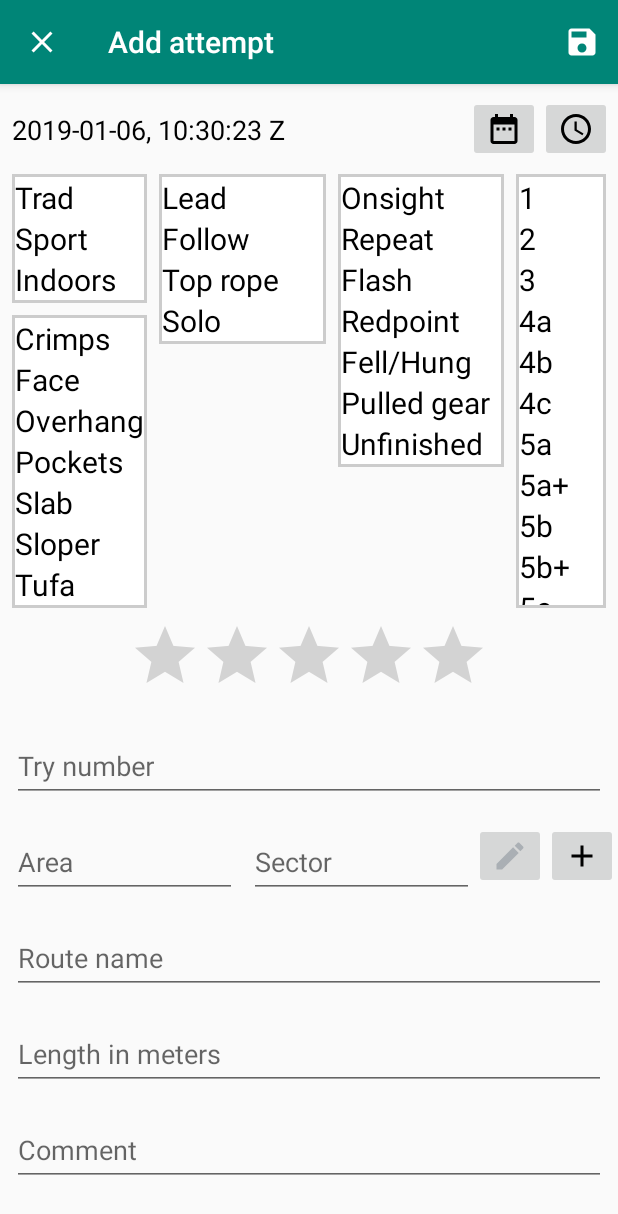
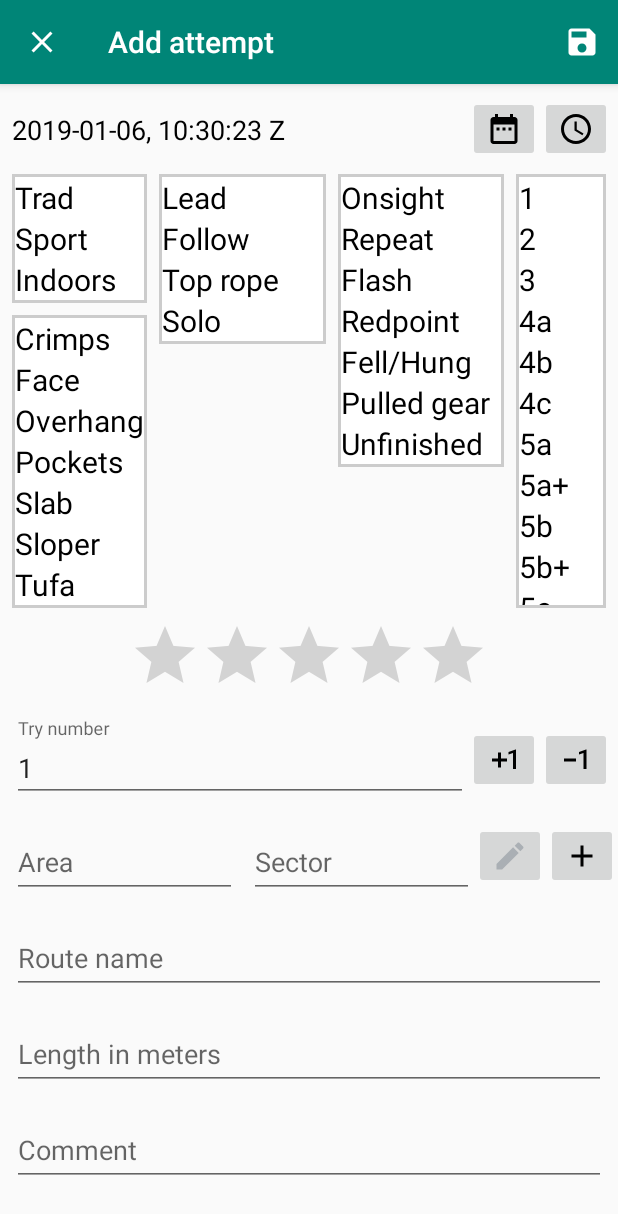
Before and after one commit to gnvo/climbtracker, an Android app: the AddEditAttemptActivity screen opened directly, with no data from a screen before it, on a phone screen of 412 x 824 dp. Shown: the top 1214 px of the screen. Run offline under Robolectric (Android 15) with nearby library versions, the phone set to English and light mode, and no system bars; our stand-ins replace Room's generated code; libraries missing offline, so code that uses them is left out: android.arch.persistence, org.jetbrains.anko; 2 statements that could not run were skipped.

Commit message:
Default try number 1 and +/- buttons

```diff
--- a/app/src/main/java/org/gnvo/climb/tracking/climbtracker/ui/addeditentry/AddEditAttemptActivity.kt
+++ b/app/src/main/java/org/gnvo/climb/tracking/climbtracker/ui/addeditentry/AddEditAttemptActivity.kt
@@ -13,6 +13,7 @@ import android.text.Editable
 import android.text.TextWatcher
 import android.view.Menu
 import android.view.MenuItem
+import android.widget.TextView
 import android.widget.Toast
 import kotlinx.android.synthetic.main.activity_add_update_attempt.*
 import org.gnvo.climb.tracking.climbtracker.R
@@ -233,6 +234,19 @@ class AddEditAttemptActivity : AppCompatActivity() {
                 }
             builder.create()
             builder.show()
+        }
+
+        tryNumberButtonsListeners()
+    }
+
+    private fun tryNumberButtonsListeners() {
+        button_try_plus.setOnClickListener {
+            val newNumber = edit_text_try_number.text.toString().toInt() + 1
+            edit_text_try_number.setText(newNumber.toString(), TextView.BufferType.EDITABLE)
+        }
+        button_try_minus.setOnClickListener {
+            val newNumber = edit_text_try_number.text.toString().toInt() - 1
+            edit_text_try_number.setText(newNumber.toString(), TextView.BufferType.EDITABLE)
         }
     }
 
--- /dev/null
+++ b/app/src/main/res/drawable/ic_exposure_neg_1.xml
@@ -0,0 +1,9 @@
+<vector xmlns:android="http://schemas.android.com/apk/res/android"
+        android:width="24dp"
+        android:height="24dp"
+        android:viewportWidth="24.0"
+        android:viewportHeight="24.0">
+    <path
+        android:fillColor="#FF000000"
+        android:pathData="M4,11v2h8v-2L4,11zM19,18h-2L17,7.38L14,8.4L14,6.7L18.7,5h0.3v13z"/>
+</vector>
--- /dev/null
+++ b/app/src/main/res/drawable/ic_exposure_plus_1.xml
@@ -0,0 +1,9 @@
+<vector xmlns:android="http://schemas.android.com/apk/res/android"
+        android:width="24dp"
+        android:height="24dp"
+        android:viewportWidth="24.0"
+        android:viewportHeight="24.0">
+    <path
+        android:fillColor="#FF000000"
+        android:pathData="M10,7L8,7v4L4,11v2h4v4h2v-4h4v-2h-4L10,7zM20,18h-2L18,7.38L15,8.4L15,6.7L19.7,5h0.3v13z"/>
+</vector>
--- a/app/src/main/res/layout/activity_add_update_attempt.xml
+++ b/app/src/main/res/layout/activity_add_update_attempt.xml
@@ -131,19 +131,41 @@
                 android:id="@+id/til_try_number"
                 app:layout_constraintTop_toBottomOf="@+id/rating_bar_rating"
                 app:layout_constraintStart_toStartOf="parent"
-                app:layout_constraintEnd_toEndOf="parent"
+                app:layout_constraintEnd_toStartOf="@+id/button_try_plus"
                 android:layout_width="0dp"
                 android:layout_height="wrap_content"
                 android:layout_marginTop="8dp"
                 android:layout_marginStart="8dp"
-                android:layout_marginEnd="8dp">
+        >
             <android.support.design.widget.TextInputEditText
                     android:layout_width="match_parent"
                     android:layout_height="wrap_content"
+                    android:text="@string/one"
                     android:inputType="number"
                     android:hint="@string/try_number"
                     android:id="@+id/edit_text_try_number"/>
         </android.support.design.widget.TextInputLayout>
+
+        <ImageButton
+                android:src="@drawable/ic_exposure_plus_1"
+                android:layout_width="0dp"
+                android:layout_height="wrap_content"
+                android:id="@+id/button_try_plus"
+                android:contentDescription="@string/augment_try_number"
+                app:layout_constraintEnd_toStartOf="@+id/button_try_minus"
+                app:layout_constraintTop_toTopOf="@+id/til_try_number"
+                app:layout_constraintBottom_toBottomOf="@+id/til_try_number"/>
+
+        <ImageButton
+                android:src="@drawable/ic_exposure_neg_1"
+                android:layout_width="0dp"
+                android:layout_height="wrap_content"
+                android:id="@+id/button_try_minus"
+                android:contentDescription="@string/reduce_try_number"
+                app:layout_constraintEnd_toEndOf="parent"
+                android:layout_marginEnd="4dp"
+                app:layout_constraintTop_toTopOf="@+id/button_try_plus"
+                app:layout_constraintBottom_toBottomOf="@+id/button_try_plus"/>
 
         <android.support.design.widget.TextInputLayout
                 android:id="@+id/til_area"
--- a/app/src/main/res/values/strings.xml
+++ b/app/src/main/res/values/strings.xml
@@ -28,6 +28,9 @@
     <string name="try_number">Try number</string>
     <string name="change_date">Change date</string>
     <string name="change_time">Change time</string>
+    <string name="one">1</string>
+    <string name="augment_try_number">Augment try number</string>
+    <string name="reduce_try_number">Reduce try number</string>
 
     <string-array name="route_type">
         <item>Trad</item>
```
